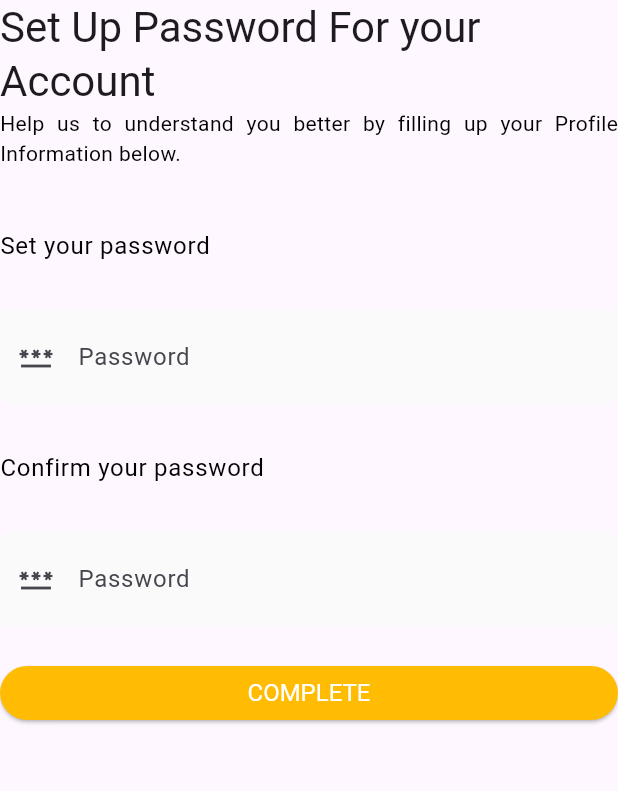
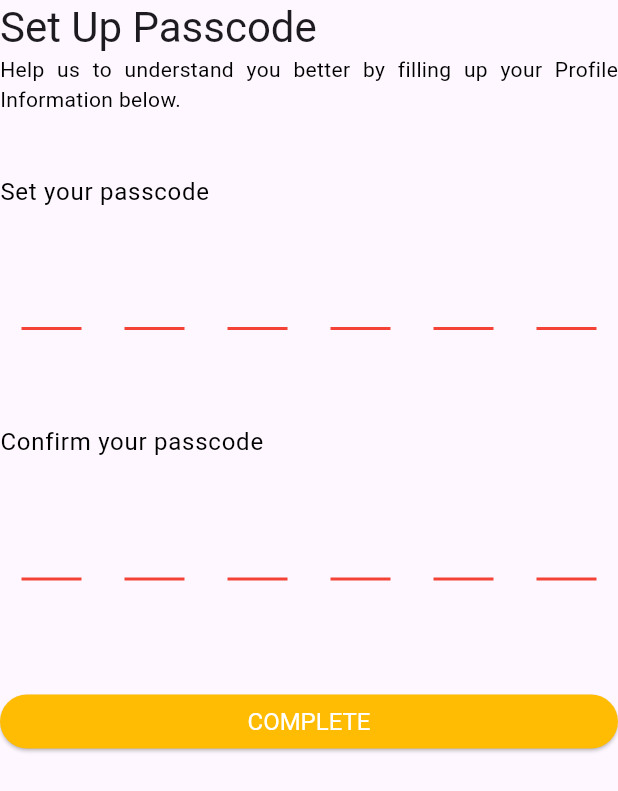
Before and after one commit to cmtan-2000/wmsm_map, a Flutter app: the SignUpForm5Widget widget shown alone on an empty page, opened directly, on a phone screen of 412 x 824 dp. Shown: the top 791 px of the screen. Run offline on Flutter 3.47's test engine with Material 2 defaults, Android fonts, the phone set to English and light mode, and no system bars; drawn by our look-alikes of pin_code_fields; our stand-ins replace firebase_auth, firebase_core, flutter_native_splash, timer_count_down; accounts and stored records are empty; network calls fail; statements that could not run were skipped.

```diff
--- a/lib/view/custom/widgets/custom_textformfield.dart
+++ b/lib/view/custom/widgets/custom_textformfield.dart
@@ -8,17 +8,13 @@ class CustomTextFormField extends TextFormField {
     bool? readOnly,
     required BuildContext context,
     Key? key,
-    bool? isNumberOnly,
+    required bool isNumberOnly,
     required TextEditingController controller,
     String? hintText,
     labelText,
     IconData? icon,
     Widget? suffixicon,
     int? maxLength,
-    TextInputType? keyboardType,
-    validator,
-    bool? obscureText,
-    suffix,
   }) : super(
           key: key,
           maxLength: maxLength,
@@ -40,7 +36,6 @@ class CustomTextFormField extends TextFormField {
               borderSide: BorderSide.none,
             ),
             prefixIcon: icon?.codePoint != null ? Icon(icon) : null,
-            suffix: suffix,
             suffixIcon: suffixicon,
           ),
           inputFormatters: [
@@ -48,13 +43,12 @@ class CustomTextFormField extends TextFormField {
                 ? FilteringTextInputFormatter.digitsOnly
                 : FilteringTextInputFormatter.singleLineFormatter
           ],
-          validator: validator ?? (value) {
+          validator: (value) {
             if (value!.isEmpty) {
               return 'Please Enter ' + labelText;
             }
             return null;
           },
-          obscureText: obscureText ?? false,
           cursorColor: Theme.of(context).primaryColor,
         );
 }
--- a/lib/view/shared/password_field.dart
+++ /dev/null
@@ -1,49 +0,0 @@
-// ignore_for_file: camel_case_types, implementation_imports, must_be_immutable
-import 'package:flutter/material.dart';
-import 'package:wmsm_flutter/view/custom/widgets/custom_textformfield.dart';
-
-// ignore: unused_element
-class passwordField extends StatefulWidget {
-  passwordField({
-    super.key,
-    required TextEditingController passwordController,
-  }) : _passwordController = passwordController;
-  final TextEditingController _passwordController;
-
-  @override
-  State<passwordField> createState() => _passwordFieldState();
-}
-
-class _passwordFieldState extends State<passwordField> {
-
-  bool passenable = true;
-
-  @override
-  Widget build(BuildContext context) {
-    return Row(
-      mainAxisAlignment: MainAxisAlignment.start,
-      children: <Widget>[
-        Expanded(
-          child: CustomTextFormField(
-            hintText: 'Password',
-            labelText: 'Password',
-            context: context,
-            controller: widget._passwordController,
-            icon: Icons.password,
-            obscureText: passenable,
-            suffix: IconButton(onPressed: (){
-              setState(() {
-                if(passenable) {
-                  passenable=false;
-                }
-                else {
-                  passenable=true;
-                }
-              });
-            },icon: Icon(passenable == true?Icons.visibility_off:Icons.visibility)),
-          ),
-        )
-      ],
-    );
-  }
-}
--- a/lib/view/user_auth/auth_page.dart
+++ b/lib/view/user_auth/auth_page.dart
@@ -42,7 +42,7 @@ class AuthPage extends StatelessWidget {
           right: 0,
           bottom: 0,
           child: SizedBox(
-            height: MediaQuery.of(context).size.height * 0.75,
+            height: MediaQuery.of(context).size.height * 0.7,
             child: FractionallySizedBox(
               child: Column(
                 children: [
--- a/lib/view/user_auth/pages/signup_form_5.dart
+++ b/lib/view/user_auth/pages/signup_form_5.dart
@@ -1,8 +1,11 @@
+import 'dart:async';
+
 import 'package:flutter/material.dart';
+import 'package:pin_code_fields/pin_code_fields.dart';
 import 'package:wmsm_flutter/main.dart';
 
 import '../../custom/widgets/custom_elevatedbutton.dart';
-import '../../shared/password_field.dart';
+import '../../shared/passcode_field.dart';
 import '../widgets/cover_content.dart';
 
 class SignUpForm5 extends StatelessWidget {
@@ -12,7 +15,7 @@ class SignUpForm5 extends StatelessWidget {
   Widget build(BuildContext context) {
     return const CoverContent(
       content: SignUpForm5Widget(),
-      title: 'Password',
+      title: 'Digit Passcode',
     );
   }
 }
@@ -29,26 +32,31 @@ class _WidgetSignUp5State extends State<SignUpForm5Widget> {
   bool hasSetError = false;
   bool hasCfmError = false;
   bool hasMatchError = false;
+  StreamController<ErrorAnimationType>? errorSetController;
+  StreamController<ErrorAnimationType>? errorConfirmController;
 
-  late TextEditingController _password;
-  late TextEditingController _passwordConfirm;
+  late TextEditingController _passcode;
+  late TextEditingController _passcodeConfirm;
 
-  late String password;
-  late String passwordError;
-
+  late String passcode;
+  late String passcodeError;
 
   @override
   void initState() {
-    _password = TextEditingController();
-    _passwordConfirm = TextEditingController();
+    _passcode = TextEditingController();
+    _passcodeConfirm = TextEditingController();
+    errorSetController = StreamController<ErrorAnimationType>();
+    errorConfirmController = StreamController<ErrorAnimationType>();
     super.initState();
   }
 
   @override
   void dispose() {
     // TODO: implement dispose
-    _password.dispose();
-    _passwordConfirm.dispose();
+    errorSetController!.close();
+    errorConfirmController!.close();
+    _passcode.dispose();
+    _passcodeConfirm.dispose();
     super.dispose();
   }
 
@@ -69,7 +77,7 @@ class _WidgetSignUp5State extends State<SignUpForm5Widget> {
         crossAxisAlignment: CrossAxisAlignment.start,
         children: [
           Text(
-            'Set Up Password For your Account',
+            'Set Up Passcode',
             style: Theme.of(context).textTheme.headlineMedium,
           ),
           const Text(
@@ -83,25 +91,26 @@ class _WidgetSignUp5State extends State<SignUpForm5Widget> {
             crossAxisAlignment: CrossAxisAlignment.start,
             children: [
               Text(
-                'Set your password',
+                'Set your passcode',
                 style: Theme.of(context).textTheme.bodyLarge,
               ),
               const SizedBox(
                 height: 30,
               ),
-              passwordField(
-                passwordController: _password,
+              passCodeField(
+                passcodeController: _passcode,
+                errorController: errorSetController,
               ),
             ],
           ),
-          /* Padding(
+          Padding(
             padding: const EdgeInsets.symmetric(horizontal: 30.0),
             child: Text(
-              hasSetError ? "*Please fill up your password." : " ",
+              hasSetError ? "*Please fill up your passcode." : " ",
               style: const TextStyle(
                   color: Colors.red, fontSize: 12, fontWeight: FontWeight.w400),
             ),
-          ), */
+          ),
           const SizedBox(
             height: 30,
           ),
@@ -109,33 +118,34 @@ class _WidgetSignUp5State extends State<SignUpForm5Widget> {
             crossAxisAlignment: CrossAxisAlignment.start,
             children: [
               Text(
-                'Confirm your password',
+                'Confirm your passcode',
                 style: Theme.of(context).textTheme.bodyLarge,
               ),
               const SizedBox(
                 height: 30,
               ),
-              passwordField(
-                passwordController: _passwordConfirm,
+              passCodeField(
+                passcodeController: _passcodeConfirm,
+                errorController: errorConfirmController,
               ),
             ],
           ),
-          /* Padding(
+          Padding(
             padding: const EdgeInsets.symmetric(horizontal: 30.0),
             child: Text(
-              hasCfmError ? "*Please fill up your password." : "",
+              hasCfmError ? "*Please fill up your passcode." : "",
               style: const TextStyle(
                   color: Colors.red, fontSize: 12, fontWeight: FontWeight.w400),
             ),
-          ), */
-          /* Padding(
+          ),
+          Padding(
             padding: const EdgeInsets.symmetric(horizontal: 30.0),
             child: Text(
-              hasMatchError ? "*Password didn't match. Please try again" : "",
+              hasMatchError ? "*Passcode didn't match. Please try again" : "",
               style: const TextStyle(
                   color: Colors.red, fontSize: 12, fontWeight: FontWeight.w400),
             ),
-          ), */
+          ),
           const SizedBox(
             height: 20,
           ),
@@ -145,24 +155,30 @@ class _WidgetSignUp5State extends State<SignUpForm5Widget> {
                 child: CustomElevatedButton(
                     onPressed: () {
                       // print(validatePasscode(_passcode.text.trim(), _passcodeConfirm.text.trim()));
-                      /* _formKey.currentState!.validate();
-                      if (_password.text.length > 0  && _password.text.length != 6) {
+                      _formKey.currentState!.validate();
+                      if (_passcode.text.length != 6) {
+                        errorSetController!.add(ErrorAnimationType.shake);
                         setState(() => hasSetError = true);
                         return;
                       }
                       setState(() => hasSetError = false);
-                      if (_password.text.length > 0  &&_passwordConfirm.text.length != 6) {
+                      if (_passcodeConfirm.text.length != 6) {
+                        errorConfirmController!.add(ErrorAnimationType.shake);
                         setState(() => hasCfmError = true);
                         return;
                       }
                       setState(() => hasCfmError = false);
-                      if (_password.text != _passwordConfirm.text) {
+                      if (_passcode.text != _passcodeConfirm.text) {
+                        errorSetController!.add(ErrorAnimationType.shake);
+                        errorConfirmController!.add(ErrorAnimationType.shake);
                         setState(() {
                           hasMatchError = true;
                         });
                         return;
                       }
-                      setState(() => hasMatchError = false); */
+                      setState(() => hasMatchError = false);
+
+                      print(_passcode.text);
 
                       snackBar("submit");
                       MyApp.navigatorKey.currentState!.pushNamed('/');
--- a/lib/view/user_auth/signup_form.dart
+++ b/lib/view/user_auth/signup_form.dart
@@ -24,7 +24,7 @@ class _WidgetSignUpState extends State<WidgetSignUp> {
           text: 'Sign up',
           context: context,
           onPressed: () {
-            MyApp.navigatorKey.currentState!.pushNamed('/signup3');
+            MyApp.navigatorKey.currentState!.pushNamed('/signup1');
           },
           textStyle: const TextStyle(
             fontWeight: FontWeight.bold,
```
Also changed, not shown: lib/view/shared/email_field.dart (deleted, +0 -40 lines), lib/view/user_auth/signin_form.dart (+5 -11 lines), pubspec.yaml (+0 -7 lines), pubspec.lock, 20 other files.
